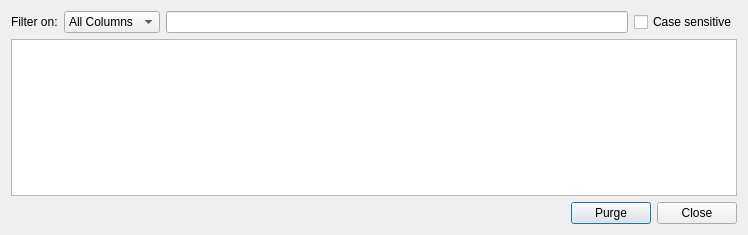
Before: the Qt Designer form src/libkstapp/datamanager.ui in Kst-plot/kst, drawn with Qt 5.
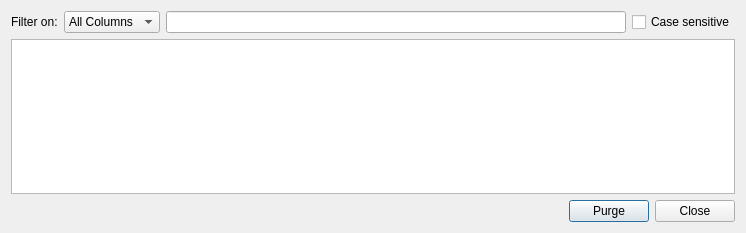
After: the same form once the commit is applied.

```diff
--- a/src/libkstapp/datamanager.ui
+++ b/src/libkstapp/datamanager.ui
@@ -6,8 +6,8 @@
    <rect>
     <x>0</x>
     <y>0</y>
-    <width>748</width>
-    <height>235</height>
+    <width>746</width>
+    <height>233</height>
    </rect>
   </property>
   <property name="windowTitle">
```
Left out of the diff: 4 changed lines with no effect on the pictures.
